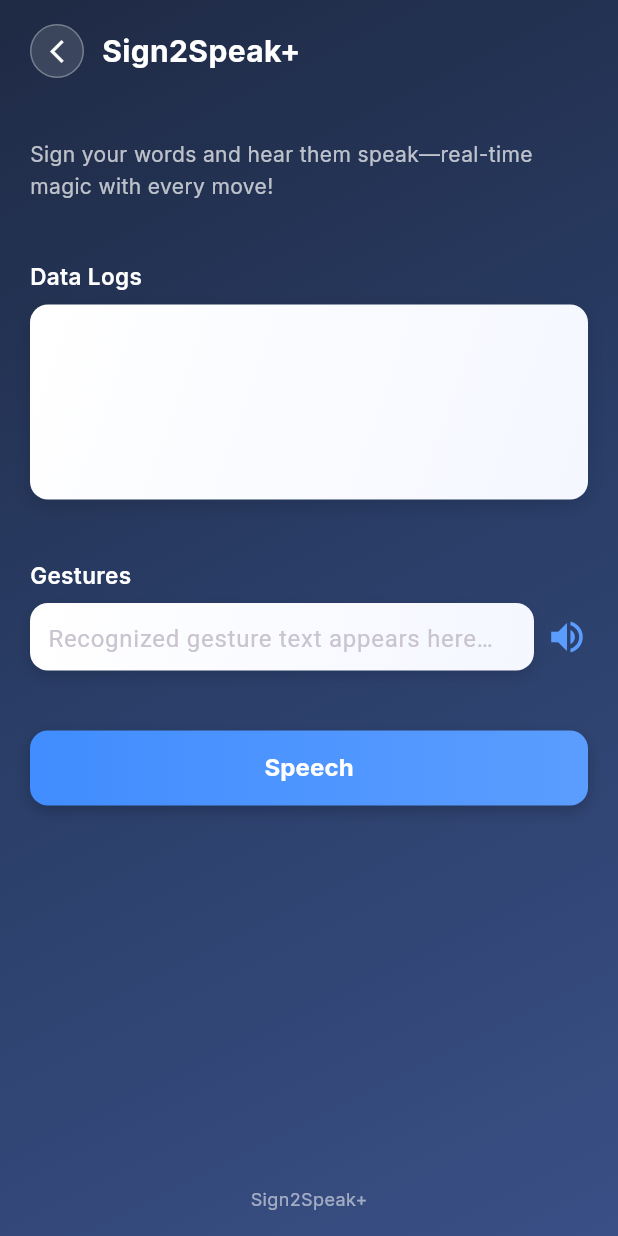
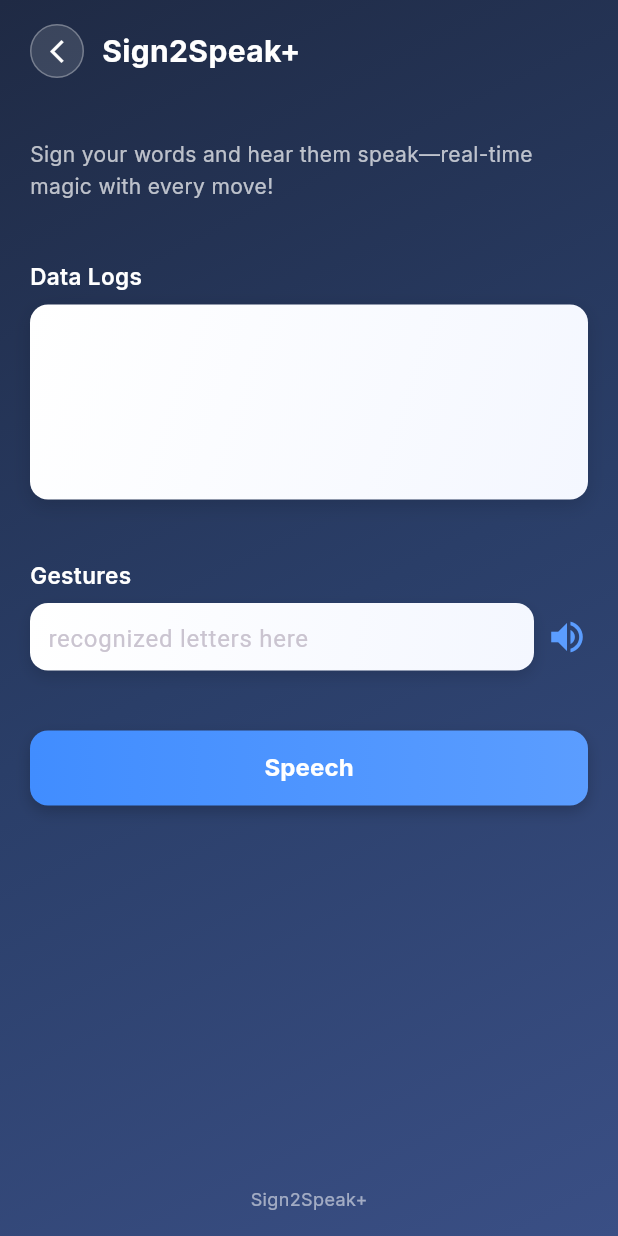
Before and after one commit to jeybi000/Sign2SpeakApp, a Flutter app: the SpeakScreen screen opened directly, on a phone screen of 412 x 824 dp. Run offline on Flutter 3.47's test engine with Material 3 defaults, Android fonts, the phone set to English and light mode, and no system bars; our stand-ins replace flip_card, flutter_tts, google_fonts, smooth_page_indicator; network calls fail.

Commit message:
Minor update

```diff
--- a/lib/speak.dart
+++ b/lib/speak.dart
@@ -215,8 +215,7 @@
                       ),
                     ),
                     const SizedBox(width: 12),
-                    Text(
-                      "Sign2Speak+",
+                    Text("Sign2Speak+",
                       style: GoogleFonts.inter(
                         fontSize: 20,
                         fontWeight: FontWeight.w700,
@@ -226,8 +225,7 @@
                   ],
                 ),
                 const SizedBox(height: 40),
-                Text(
-                  "Sign your words and hear them speak—real-time magic with every move!",
+                Text("Sign your words and hear them speak—real-time magic with every move!",
                   style: GoogleFonts.inter(
                     fontSize: 14,
                     fontWeight: FontWeight.w400,
@@ -236,8 +234,7 @@
                   ),
                 ),
                 const SizedBox(height: 40),
-                Text(
-                  "Data Logs",
+                Text("Data Logs",
                   style: GoogleFonts.inter(
                     fontSize: 15,
                     fontWeight: FontWeight.w600,
@@ -305,7 +302,7 @@
                             border: InputBorder.none,
                             contentPadding:
                                 EdgeInsets.symmetric(horizontal: 12),
-                            hintText: 'Recognized gesture text appears here…',
+                            hintText: "recognized letters here",
                           ),
                           style: const TextStyle(color: Colors.black),
                         ),
```
